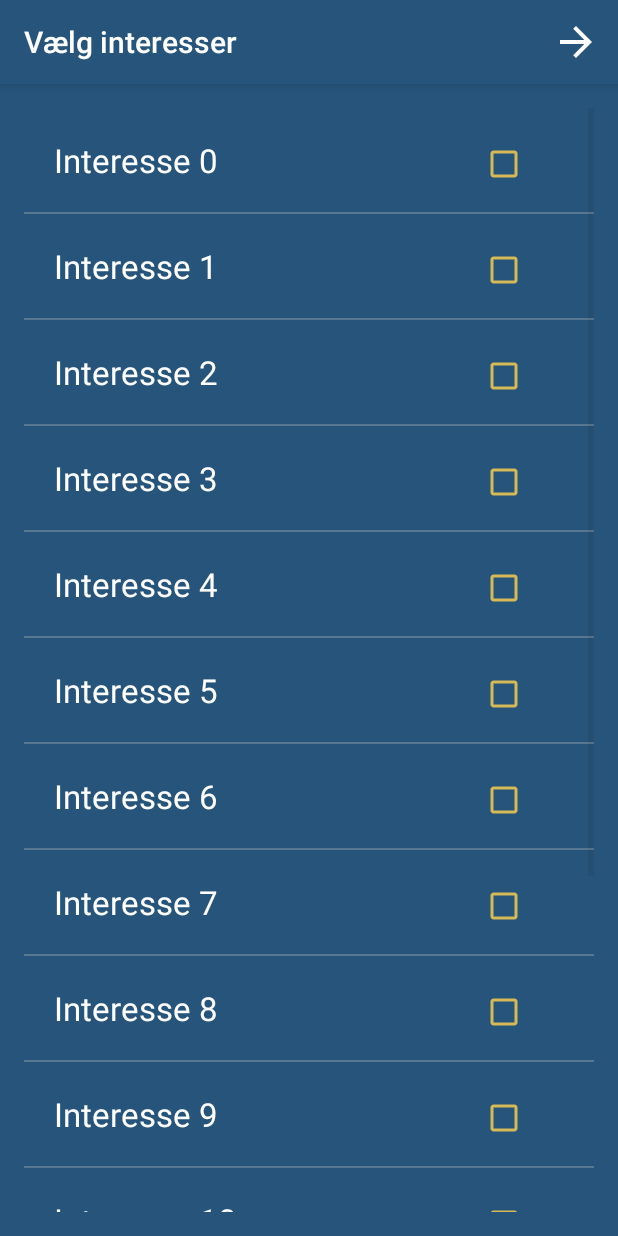
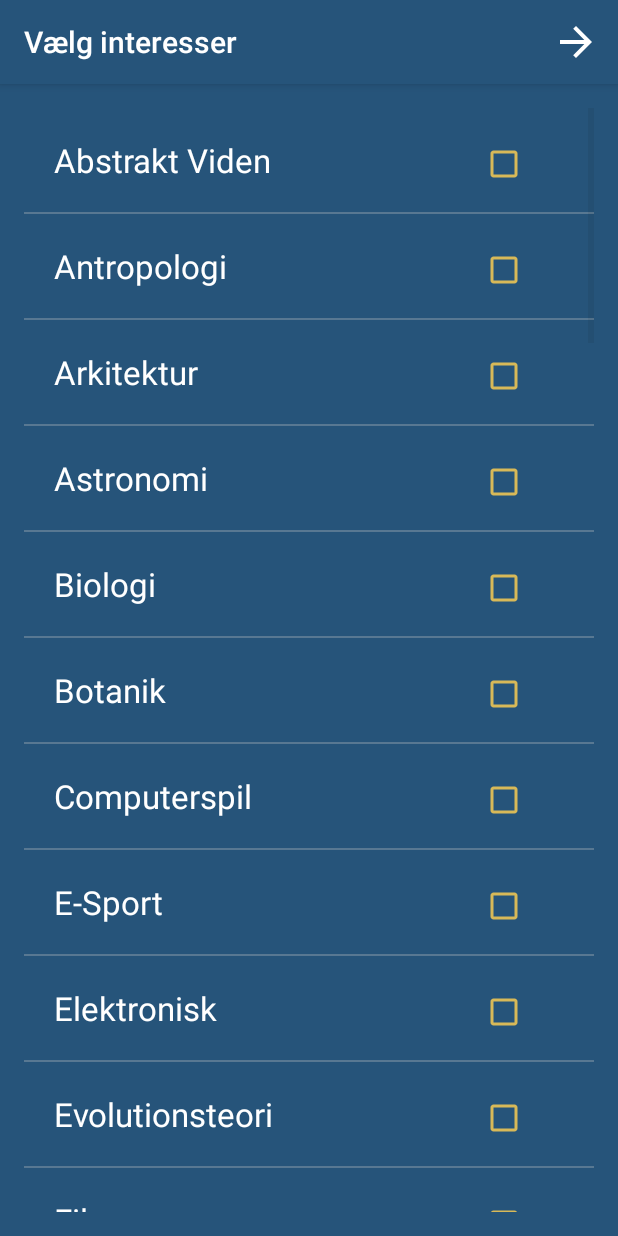
Before and after one commit to dkzeb/studdyDokky, an Android app: the ChooseInterests screen opened directly, with no data from a screen before it, on a phone screen of 412 x 824 dp. Run offline under Robolectric (Android 15) with nearby library versions, the phone set to English and light mode, and no system bars.

Commit message:
Final Demo thing.....

```diff
--- a/app/src/main/java/dk/teamawesome/studdydokky/ChooseInterests.java
+++ b/app/src/main/java/dk/teamawesome/studdydokky/ChooseInterests.java
@@ -102,9 +102,69 @@ public class ChooseInterests extends AppCompatActivity {
         interestList = (ListView) findViewById(R.id.interest_list_view);
 
         interesser = new ArrayList<InterestModel>();
+        /*
         for(int x = 0; x < 15; x++){
             interesser.add(new InterestModel("Interesse "+x));
+        }*/
+
+        //tilføj en shitload interesser
+        String interesseStr = "Abstrakt Viden\n" +
+                "Kultur (Generelt)\n" +
+                "Film\n" +
+                "Fotografi\n" +
+                "Håndarbejde\n" +
+                "Arkitektur\n" +
+                "Kunst\n" +
+                "Litteratur\n" +
+                "Tegneserier, tegnefilm, mv.\n" +
+                "Mad og Drikke\n" +
+                "Musik\n" +
+                "Jazz\n" +
+                "Klassisk\n" +
+                "Heavy Metal\n" +
+                "Rock\n" +
+                "Pop\n" +
+                "Elektronisk\n" +
+                "Hiphop / Rap\n" +
+                "Religion\n" +
+                "Sport\n" +
+                "Fodbold\n" +
+                "Håndbold\n" +
+                "Sejlsport\n" +
+                "Computerspil\n" +
+                "E-Sport\n" +
+                "Mennesker\n" +
+                "Antropologi\n" +
+                "Filosofi\n" +
+                "Historie\n" +
+                "Psykologi\n" +
+                "Pædagogik\n" +
+                "Sygepleje\n" +
+                "Natur\n" +
+                "Astronomi\n" +
+                "Biologi\n" +
+                "Botanik\n" +
+                "Evolutionsteori\n" +
+                "Humanbiologi\n" +
+                "Økologi\n" +
+                "Fysik\n" +
+                "Kemi\n" +
+                "Matematik\n" +
+                "Samfund\n" +
+                "Politik\n" +
+                "Sprog\n" +
+                "Jura\n" +
+                "Teknologi\n" +
+                "Transport\n" +
+                "Verden/Geografi\n";
+
+        String[] interesserSplit = interesseStr.split("\\r?\\n");
+        for(String s : interesserSplit){
+            interesser.add(new InterestModel(s));
         }
+
+        java.util.Collections.sort(interesser);
+
         final InterestAdapter iAdapter = new InterestAdapter(this, interesser);
         interestList.setAdapter(iAdapter);
 
--- a/app/src/main/java/dk/teamawesome/studdydokky/InterestModel.java
+++ b/app/src/main/java/dk/teamawesome/studdydokky/InterestModel.java
@@ -1,6 +1,6 @@
 package dk.teamawesome.studdydokky;
 
-public class InterestModel {
+public class InterestModel implements Comparable{
 
     private String name;
     private boolean checked;
@@ -22,5 +22,8 @@ public class InterestModel {
         this.checked = checked;
     }
 
-
+    @Override
+    public int compareTo(Object m) {
+        return this.name.compareTo(((InterestModel)m).getName());
+    }
 }
--- a/app/src/main/java/dk/teamawesome/studdydokky/NotificationSystemService.java
+++ b/app/src/main/java/dk/teamawesome/studdydokky/NotificationSystemService.java
@@ -44,7 +44,7 @@ public class NotificationSystemService extends IntentService {
     }
 
     /* Notify on activity */
-    private void BuildActivityNotification(String activityName, String locationName, String activityTime){
+    public void BuildActivityNotification(String activityName, String locationName, String activityTime){
 
         mNotifyMgr = (NotificationManager)
                 this.getSystemService(Context.NOTIFICATION_SERVICE);
@@ -82,7 +82,7 @@ public class NotificationSystemService extends IntentService {
     final Runnable BGRunnable = new Runnable(){
         public void run(){
 
-            BuildActivityNotification("Børneteater", "Scenetrappen", "13:37");
+            //BuildActivityNotification("Børneteater", "Scenetrappen", "13:37");
 
             // run every 15th second :D rekursivt!
             mHandler.postDelayed( BGRunnable, UPDATE_TIME);
--- a/app/src/main/res/layout/activity_grid_layout.xml
+++ b/app/src/main/res/layout/activity_grid_layout.xml
@@ -3,7 +3,7 @@
     android:layout_width="fill_parent"
     android:layout_height="fill_parent"
     tools:context=".ActivitiesGridFragment"
-    android:background="#ff00a6">
+    android:background="@color/dokk1_blue">
 
         <GridView
             android:layout_width="wrap_content"
--- a/app/src/main/res/layout/grid_layout_item.xml
+++ b/app/src/main/res/layout/grid_layout_item.xml
@@ -5,8 +5,10 @@
 
     <ImageView
         android:id="@+id/myImageView"
-        android:layout_width="wrap_content"
-        android:layout_height="125dp"
+        android:layout_width="match_parent"
+        android:layout_height="200dp"
+        android:adjustViewBounds="true"
+        android:scaleType="centerCrop"
         android:src="@drawable/placeholder" />
 
     <TextView
```
Also changed, not shown: app/src/main/java/dk/teamawesome/studdydokky/ActivitiesAdapter.java (+6 -1 lines), app/src/main/java/dk/teamawesome/studdydokky/MainViewFragment.java (+75 -0 lines), app/build.gradle (line endings or trailing spaces), app/src/main/ic_launcher-web.png (added), app/src/main/res/drawable/studiedokk1_icon.png (added), app/src/main/res/mipmap-hdpi/ic_launcher.png, app/src/main/res/mipmap-mdpi/ic_launcher.png, app/src/main/res/mipmap-xhdpi/ic_launcher.png, app/src/main/res/mipmap-xxhdpi/ic_launcher.png, app/src/main/res/mipmap-xxxhdpi/ic_launcher.png, 7 other files.
